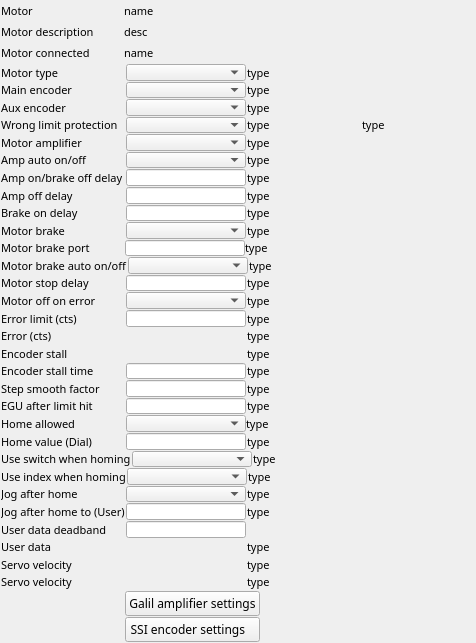
motorapp/Galil, file 3-5/GalilSup/op/ui/galil_motor_extras.ui: the form before one commit.
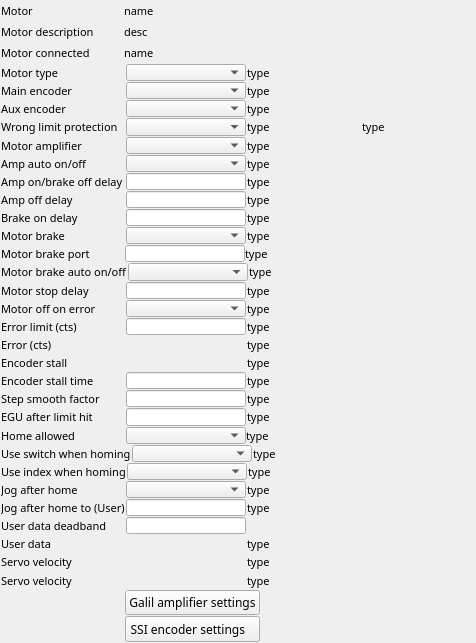
The form after the commit. Custom widgets are drawn as their Qt base class.

Commit message: Add enforce CSAxis completion order rules Add ability to move related CSAxis at same time when deferred moves true Add unknown unsolicited messages now routed to controller message PV for display Altered axis homeval now always 0 in dial coordinates Removed home value from motor extras

Patch:
```diff
--- a/3-5/GalilSup/op/ui/galil_motor_extras.ui
+++ b/3-5/GalilSup/op/ui/galil_motor_extras.ui
@@ -19,7 +19,7 @@
   <property name="windowTitle">
    <string>EFrame</string>
   </property>
-  <layout class="QVBoxLayout" name="verticalLayout" stretch="2,2,2,2,2,2,2,2,2,2,2,2,2,2,2,2,2,2,2,2,2,2,2,2,2,2,2,2,2,2,2,2,2,3,3">
+  <layout class="QVBoxLayout" name="verticalLayout" stretch="2,2,2,2,2,2,2,2,2,2,2,2,2,2,2,2,2,2,2,2,2,2,2,2,2,2,2,2,2,2,2,2,3,3">
    <property name="spacing">
     <number>1</number>
    </property>
@@ -2057,94 +2057,6 @@
      </item>
     </layout>
    </item>
-   <item>
-    <layout class="QHBoxLayout" name="horizontalLayout_30">
-     <property name="spacing">
-      <number>1</number>
-     </property>
-     <item>
-      <widget class="QLabel" name="label_32">
-       <property name="sizePolicy">
-        <sizepolicy hsizetype="Fixed" vsizetype="Preferred">
-         <horstretch>0</horstretch>
-         <verstretch>0</verstretch>
-        </sizepolicy>
-       </property>
-       <property name="minimumSize">
-        <size>
-         <width>124</width>
-         <height>0</height>
-        </size>
-       </property>
-       <property name="font">
-        <font>
-         <family>Abyssinica SIL</family>
-         <pointsize>8</pointsize>
-        </font>
-       </property>
-       <property name="text">
-        <string>Home value (Dial)</string>
-       </property>
-      </widget>
-     </item>
-     <item>
-      <widget class="QELineEdit" name="qelineedit_13">
-       <property name="sizePolicy">
-        <sizepolicy hsizetype="Fixed" vsizetype="Preferred">
-         <horstretch>0</horstretch>
-         <verstretch>0</verstretch>
-        </sizepolicy>
-       </property>
-       <property name="minimumSize">
-        <size>
-         <width>120</width>
-         <height>1</height>
-        </size>
-       </property>
-       <property name="font">
-        <font>
-         <family>Abyssinica SIL</family>
-         <pointsize>8</pointsize>
-        </font>
-       </property>
-       <property name="variable" stdset="0">
-        <string>$(DMC)$(M)_HOMEVAL_SP</string>
-       </property>
-       <property name="addUnits">
-        <bool>true</bool>
-       </property>
-      </widget>
-     </item>
-     <item>
-      <widget class="QELabel" name="qelabel_32">
-       <property name="sizePolicy">
-        <sizepolicy hsizetype="Minimum" vsizetype="Preferred">
-         <horstretch>0</horstretch>
-         <verstretch>0</verstretch>
-        </sizepolicy>
-       </property>
-       <property name="font">
-        <font>
-         <family>Abyssinica SIL</family>
-         <pointsize>8</pointsize>
-        </font>
-       </property>
-       <property name="layoutDirection">
-        <enum>Qt::LeftToRight</enum>
-       </property>
-       <property name="alignment">
-        <set>Qt::AlignLeading|Qt::AlignLeft|Qt::AlignVCenter</set>
-       </property>
-       <property name="variable" stdset="0">
-        <string>$(DMC)$(M)_HOMEVAL_MON</string>
-       </property>
-       <property name="text">
-        <string>type</string>
-       </property>
-      </widget>
-     </item>
-    </layout>
-   </item>
    <item>
     <layout class="QHBoxLayout" name="horizontalLayout_32">
      <property name="spacing">
```
The commit also changes 11 other files.
